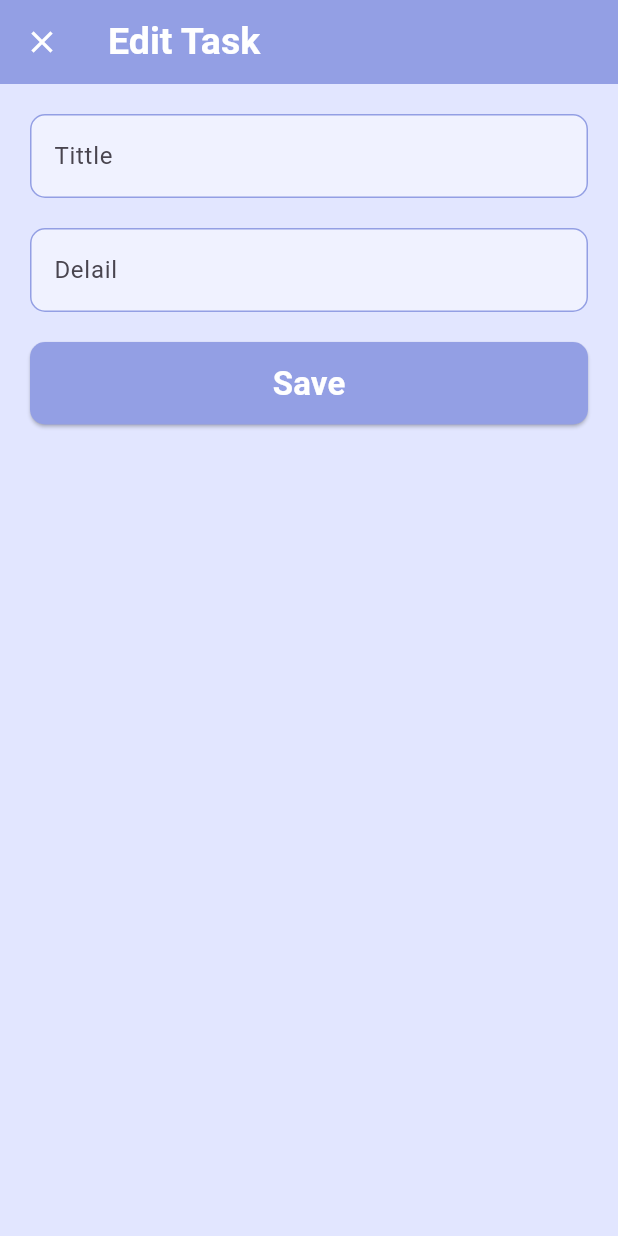
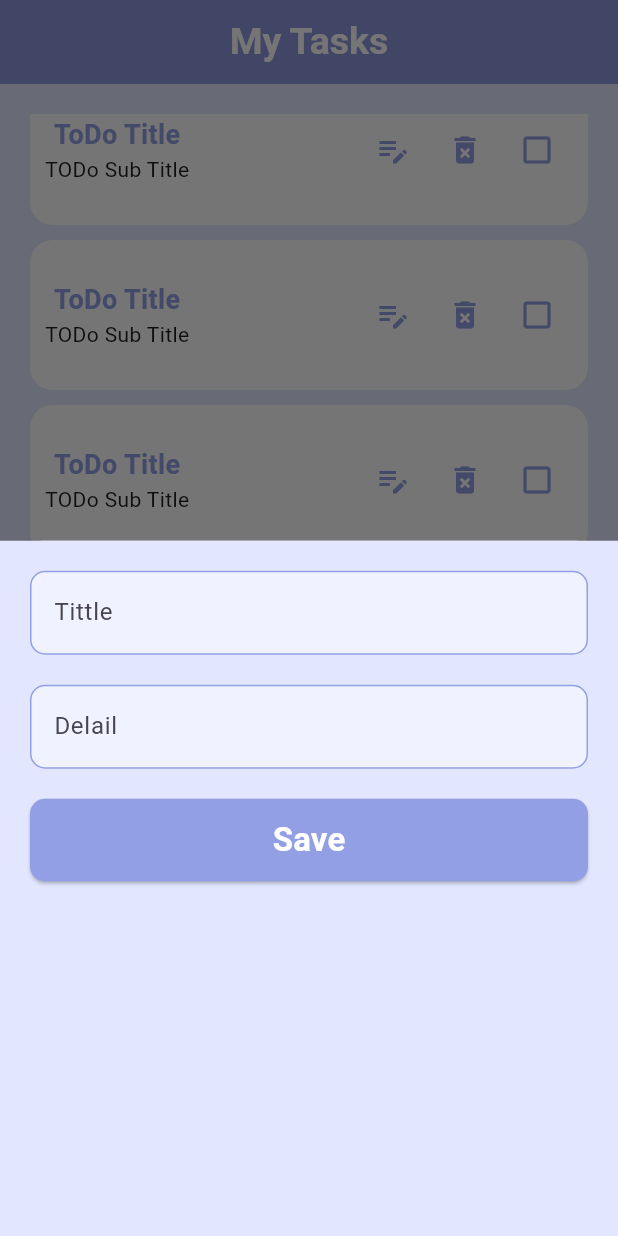
Before and after one commit to div-Ahmed-ElSaedy/To-Do, a Flutter app: the screen it shows after launch, scrolled down 576 dp, after a tap on the "edit note" icon, on a phone screen of 412 x 824 dp. Run offline on Flutter 3.47's test engine with Material 3 defaults, Android fonts, the phone set to English and light mode, and no system bars; our stand-ins replace quickalert.

Commit message:
Edit ( edit task )

```diff
--- a/lib/widgets/Container_ToDo.dart
+++ b/lib/widgets/Container_ToDo.dart
@@ -2,7 +2,7 @@
 
 import 'package:flutter/material.dart';
 import 'package:quickalert/quickalert.dart';
-import 'package:todo_app/views/edit_task_view.dart';
+import 'package:todo_app/widgets/edit_task_Bottom_Sheet.dart';
 
 class ContainerToDo extends StatefulWidget {
   const ContainerToDo({
@@ -61,12 +61,9 @@ class _ContainerToDoState extends State<ContainerToDo> {
                   children: [
                     IconButton(
                       onPressed: () {
-                        Navigator.push(
-                          context,
-                          MaterialPageRoute(
-                            builder: (context) => const EditTaskview(),
-                            fullscreenDialog: true,
-                          ),
+                        showModalBottomSheet(
+                          context: context,
+                          builder: (context) => const EditTaskBottomSheet(),
                         );
                       },
                       icon: const Icon(
--- a/lib/views/edit_task_view.dart
+++ b/lib/widgets/edit_task_Bottom_Sheet.dart
@@ -1,29 +1,15 @@
 import 'package:flutter/material.dart';
 
-import '../widgets/Add_Bottom.dart';
-import '../widgets/Add_Task_Field.dart';
+import 'Add_Bottom.dart';
+import 'Add_Task_Field.dart';
 
-class EditTaskview extends StatelessWidget {
-  const EditTaskview({super.key});
+class EditTaskBottomSheet extends StatelessWidget {
+  const EditTaskBottomSheet({super.key});
 
   @override
   Widget build(BuildContext context) {
     return Scaffold(
       backgroundColor: const Color(0xFFE2E6FF),
-      appBar: AppBar(
-        iconTheme: const IconThemeData(
-          color: Colors.white,
-        ),
-        backgroundColor: const Color(0xFF939FE4),
-        title: const Text(
-          'Edit Task',
-          style: TextStyle(
-            color: Colors.white,
-            fontSize: 25,
-            fontWeight: FontWeight.bold,
-          ),
-        ),
-      ),
       body: ListView(
         children: const [
           Padding(
```
